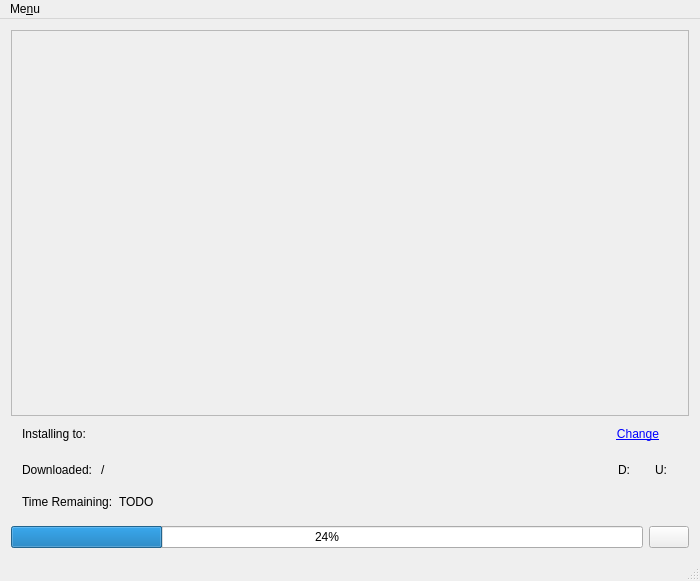
Old version of the form mainwindow.ui in the repository Unvanquished/updater.
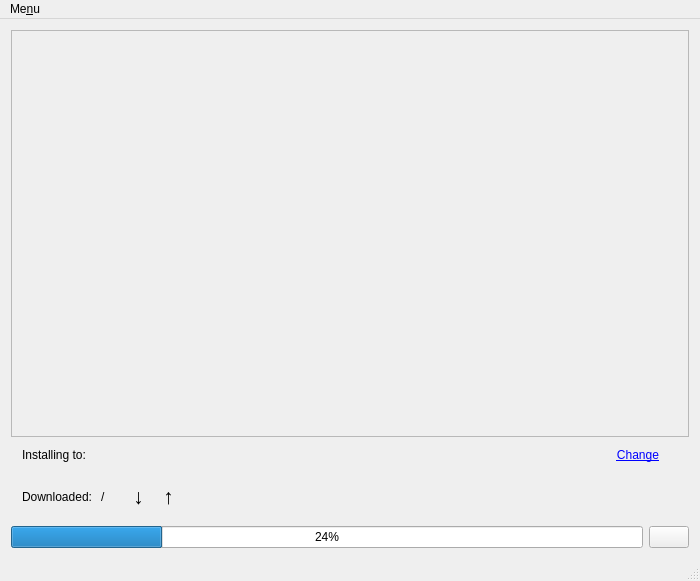
New version of the form.

Commit message: actually use command line parameters. minor ui tweaks

Diff of the .ui file:
```diff
--- a/mainwindow.ui
+++ b/mainwindow.ui
@@ -14,8 +14,8 @@
    <string>MainWindow</string>
   </property>
   <widget class="QWidget" name="centralWidget">
-   <layout class="QGridLayout" name="gridLayout" rowstretch="0,0,0,0,0" columnstretch="0,0">
-    <item row="4" column="0">
+   <layout class="QGridLayout" name="gridLayout" rowstretch="0,0,0,0" columnstretch="0,0">
+    <item row="3" column="0">
      <widget class="QProgressBar" name="progressBar">
       <property name="sizePolicy">
        <sizepolicy hsizetype="Minimum" vsizetype="Fixed">
@@ -28,44 +28,9 @@
       </property>
      </widget>
     </item>
-    <item row="3" column="0" colspan="2">
-     <widget class="QWidget" name="horizontalWidget_2" native="true">
-      <layout class="QHBoxLayout" name="horizontalLayout_2">
-       <property name="topMargin">
-        <number>1</number>
-       </property>
-       <item>
-        <widget class="QLabel" name="label_7">
-         <property name="sizePolicy">
-          <sizepolicy hsizetype="Maximum" vsizetype="Preferred">
-           <horstretch>0</horstretch>
-           <verstretch>0</verstretch>
-          </sizepolicy>
-         </property>
-         <property name="text">
-          <string>Time Remaining:</string>
-         </property>
-        </widget>
-       </item>
-       <item>
-        <widget class="QLabel" name="eta">
-         <property name="sizePolicy">
-          <sizepolicy hsizetype="Minimum" vsizetype="Preferred">
-           <horstretch>0</horstretch>
-           <verstretch>0</verstretch>
-          </sizepolicy>
-         </property>
-         <property name="text">
-          <string>TODO</string>
-         </property>
-        </widget>
-       </item>
-      </layout>
-     </widget>
-    </item>
     <item row="2" column="0" colspan="2">
      <widget class="QWidget" name="horizontalWidget" native="true">
-      <layout class="QHBoxLayout" name="horizontalLayout" stretch="0,1,0,1,0,0,0,0">
+      <layout class="QHBoxLayout" name="horizontalLayout" stretch="0,1,0,0,0,0,0,1">
        <property name="spacing">
         <number>1</number>
        </property>
@@ -106,41 +71,22 @@
         </widget>
        </item>
        <item>
-        <widget class="QLabel" name="totalSize">
-         <property name="sizePolicy">
-          <sizepolicy hsizetype="Minimum" vsizetype="Preferred">
-           <horstretch>0</horstretch>
-           <verstretch>0</verstretch>
-          </sizepolicy>
-         </property>
-         <property name="text">
-          <string/>
-         </property>
-        </widget>
-       </item>
-       <item>
-        <widget class="QLabel" name="label_5">
-         <property name="sizePolicy">
-          <sizepolicy hsizetype="Preferred" vsizetype="Preferred">
-           <horstretch>0</horstretch>
-           <verstretch>0</verstretch>
-          </sizepolicy>
-         </property>
-         <property name="styleSheet">
-          <string notr="true">margin-left:10px;</string>
-         </property>
-         <property name="text">
-          <string>D:</string>
-         </property>
-        </widget>
+           <widget class="QLabel" name="totalSize">
+               <property name="sizePolicy">
+                   <sizepolicy hsizetype="Minimum" vsizetype="Preferred">
+                       <horstretch>0</horstretch>
+                       <verstretch>0</verstretch>
+                   </sizepolicy>
+               </property>
+               <property name="text">
+                   <string/>
+               </property>
+           </widget>
        </item>
        <item>
         <widget class="QLabel" name="downloadSpeed">
-         <property name="sizePolicy">
-          <sizepolicy hsizetype="Preferred" vsizetype="Preferred">
-           <horstretch>0</horstretch>
-           <verstretch>0</verstretch>
-          </sizepolicy>
+         <property name="styleSheet">
+          <string notr="true">margin-left:10px;</string>
          </property>
          <property name="text">
           <string/>
@@ -148,32 +94,43 @@
         </widget>
        </item>
        <item>
-        <widget class="QLabel" name="label_8">
-         <property name="sizePolicy">
-          <sizepolicy hsizetype="Preferred" vsizetype="Preferred">
-           <horstretch>0</horstretch>
-           <verstretch>0</verstretch>
-          </sizepolicy>
-         </property>
-         <property name="styleSheet">
-          <string notr="true">margin-left:10px;</string>
+        <widget class="QLabel" name="label_4">
+         <property name="font">
+          <font>
+           <pointsize>16</pointsize>
+          </font>
          </property>
          <property name="text">
-          <string>U:</string>
+          <string>↓</string>
          </property>
         </widget>
        </item>
        <item>
         <widget class="QLabel" name="uploadSpeed">
+         <property name="styleSheet">
+          <string notr="true">margin-left:10px;</string>
+         </property>
          <property name="text">
           <string/>
          </property>
         </widget>
        </item>
+       <item>
+        <widget class="QLabel" name="label_5">
+         <property name="font">
+          <font>
+           <pointsize>16</pointsize>
+          </font>
+         </property>
+         <property name="text">
+          <string>↑</string>
+         </property>
+        </widget>
+       </item>
       </layout>
      </widget>
     </item>
-    <item row="4" column="1">
+    <item row="3" column="1">
      <widget class="QPushButton" name="updateButton">
       <property name="sizePolicy">
        <sizepolicy hsizetype="MinimumExpanding" vsizetype="Fixed">
@@ -218,7 +175,7 @@
           </sizepolicy>
          </property>
          <property name="styleSheet">
-          <string notr="true">color: blue; 
+          <string notr="true">color: blue;
 text-decoration: underline;</string>
          </property>
          <property name="text">
@@ -243,7 +200,7 @@
          <x>0</x>
          <y>0</y>
          <width>680</width>
-         <height>394</height>
+         <height>413</height>
         </rect>
        </property>
        <property name="sizePolicy">
```
The commit also changes 1 other file.
